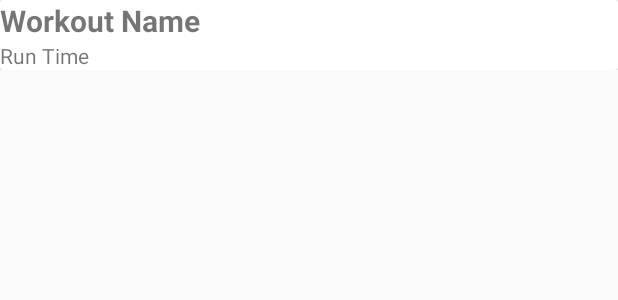
After one commit to winther32/Interval_Timer_App, an Android app: the layout row_workout.xml on its own in the app's theme, with its tools: preview values and no code run, on a phone screen of 412 x 824 dp. The commit adds this screen. Shown: the top 300 px of the screen. Run offline under Robolectric (Android 15) with nearby library versions, the phone set to English and light mode, and no system bars.

Commit message:
Save/Load workouts, basic recyclerView of workouts

```diff
--- a/app/build.gradle
+++ b/app/build.gradle
@@ -27,6 +27,7 @@ dependencies {
     implementation 'androidx.navigation:navigation-fragment:2.1.0'
     implementation 'androidx.navigation:navigation-ui:2.1.0'
     implementation 'com.google.code.gson:gson:2.8.2'
+    implementation 'androidx.recyclerview:recyclerview:1.1.0'
     testImplementation 'junit:junit:4.12'
     androidTestImplementation 'androidx.test.ext:junit:1.1.0'
     androidTestImplementation 'androidx.test.espresso:espresso-core:3.1.1'
--- /dev/null
+++ b/app/src/main/res/layout/row_workout.xml
@@ -0,0 +1,42 @@
+<?xml version="1.0" encoding="utf-8"?>
+<androidx.constraintlayout.widget.ConstraintLayout xmlns:android="http://schemas.android.com/apk/res/android"
+    xmlns:app="http://schemas.android.com/apk/res-auto"
+    xmlns:tools="http://schemas.android.com/tools"
+    android:layout_width="match_parent"
+    android:layout_height="wrap_content">
+
+    <androidx.cardview.widget.CardView
+        android:layout_width="match_parent"
+        android:layout_height="wrap_content"
+        app:layout_constraintBottom_toBottomOf="parent"
+        app:layout_constraintEnd_toEndOf="parent"
+        app:layout_constraintStart_toStartOf="parent"
+        app:layout_constraintTop_toTopOf="parent">
+
+        <androidx.constraintlayout.widget.ConstraintLayout
+            android:layout_width="match_parent"
+            android:layout_height="match_parent">
+
+            <TextView
+                android:id="@+id/selectNameText"
+                android:layout_width="wrap_content"
+                android:layout_height="wrap_content"
+                android:text="Workout Name"
+                android:textSize="20sp"
+                android:textStyle="bold"
+                app:layout_constraintStart_toStartOf="parent"
+                app:layout_constraintTop_toTopOf="parent" />
+
+            <TextView
+                android:id="@+id/selectRunView"
+                android:layout_width="wrap_content"
+                android:layout_height="wrap_content"
+                android:text="Run Time"
+                android:textSize="14sp"
+                app:layout_constraintStart_toStartOf="@+id/selectNameText"
+                app:layout_constraintTop_toBottomOf="@+id/selectNameText" />
+
+        </androidx.constraintlayout.widget.ConstraintLayout>
+
+    </androidx.cardview.widget.CardView>
+</androidx.constraintlayout.widget.ConstraintLayout>
```
Also changed, not shown: app/src/main/java/com/example/intervaltimer/MainActivity.java (+8 -1 lines), app/src/main/java/com/example/intervaltimer/SelectAdapter.java (added, +56 -0 lines), app/src/main/java/com/example/intervaltimer/Workout.java (+20 -0 lines), app/src/main/res/layout/activity_main.xml (+10 -1 lines), app/src/main/res/layout/content_workout_view.xml (+10 -10 lines).
